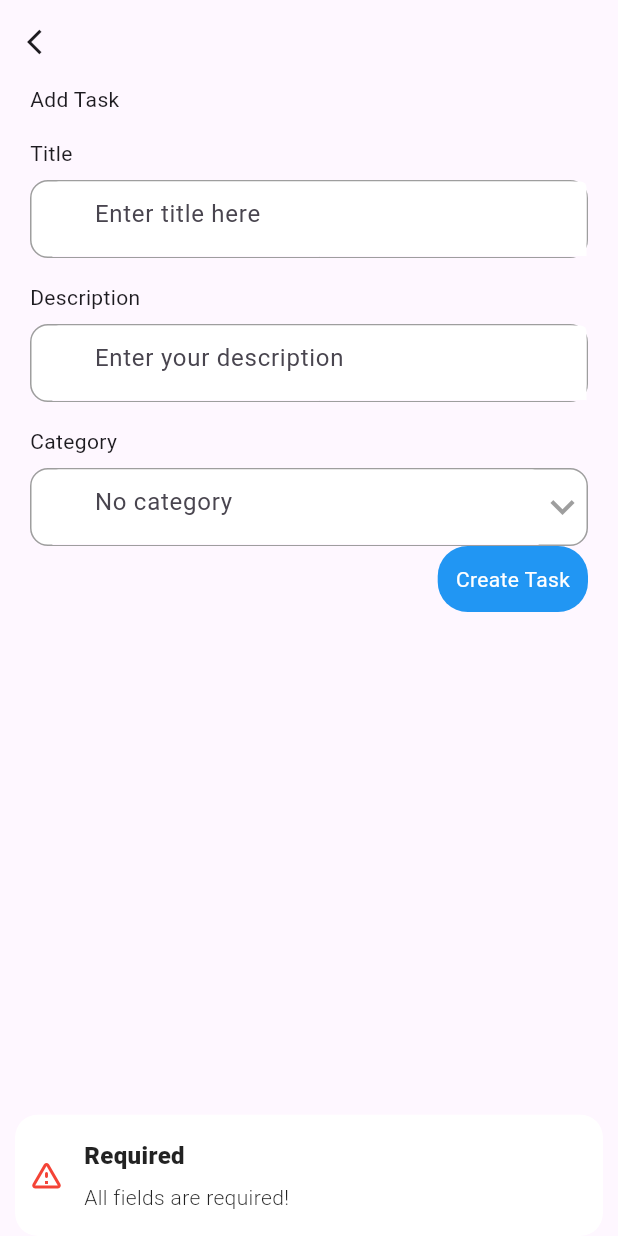
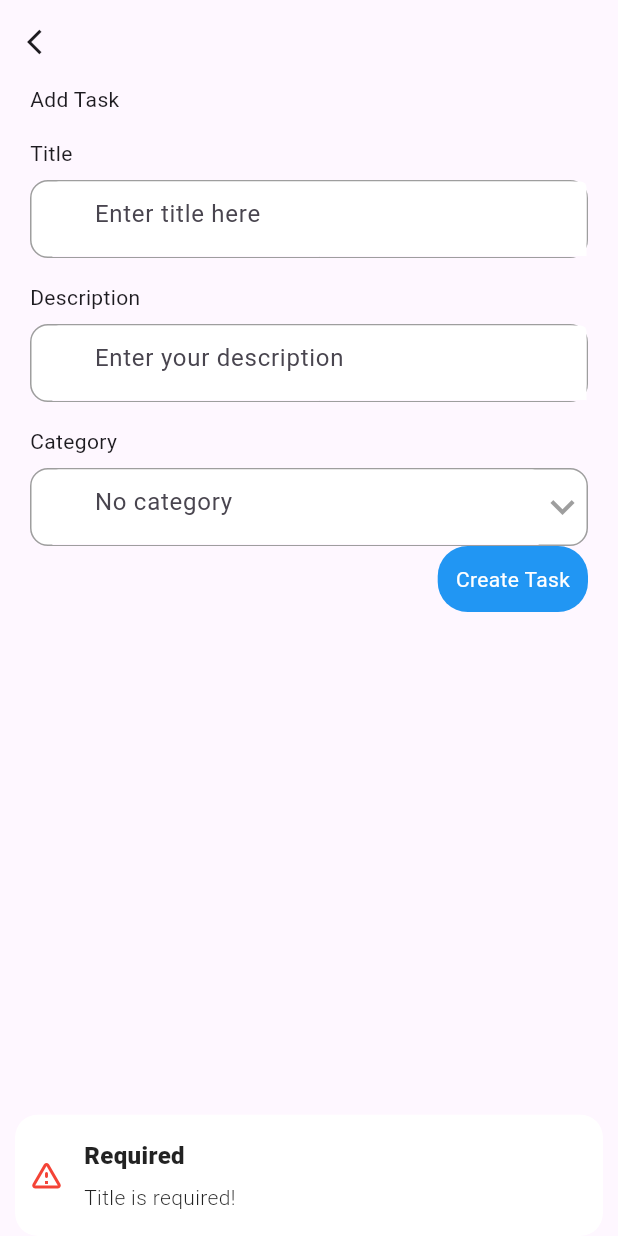
Before and after one commit to tttduong/flutter_reminder, a Flutter app: the AddTaskPage screen opened directly, after a tap on "Create Task", on a phone screen of 412 x 824 dp. Run offline on Flutter 3.47's test engine with Material 3 defaults, Android fonts, the phone set to English and light mode, and no system bars; our stand-ins replace dash_chat_2, date_picker_timeline, dio, font_awesome_flutter, get, get_storage and 2 more; accounts and stored records are empty; network calls fail.

Commit message:
modify snackbar

```diff
--- a/client/lib/ui/screens/add_task.dart
+++ b/client/lib/ui/screens/add_task.dart
@@ -130,7 +130,7 @@ class _AddTaskPageState extends State<AddTaskPage> {
         // );
       }
     } else {
-      Get.snackbar("Required", "All fields are required!",
+      Get.snackbar("Required", "Title is required!",
           snackPosition: SnackPosition.BOTTOM,
           backgroundColor: Colors.white,
           icon: Icon(Icons.warning_amber_rounded, color: Colors.red));
```
